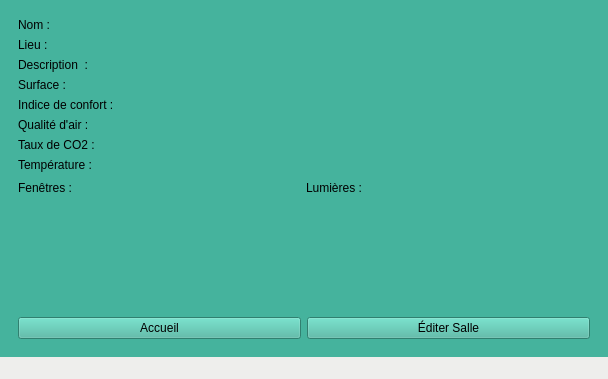
First picture: the form in eco-classroom/ihmecoclassroom.ui, repository bts-lasalle-avignon-projets/eco-classroom-2022, before the edit.
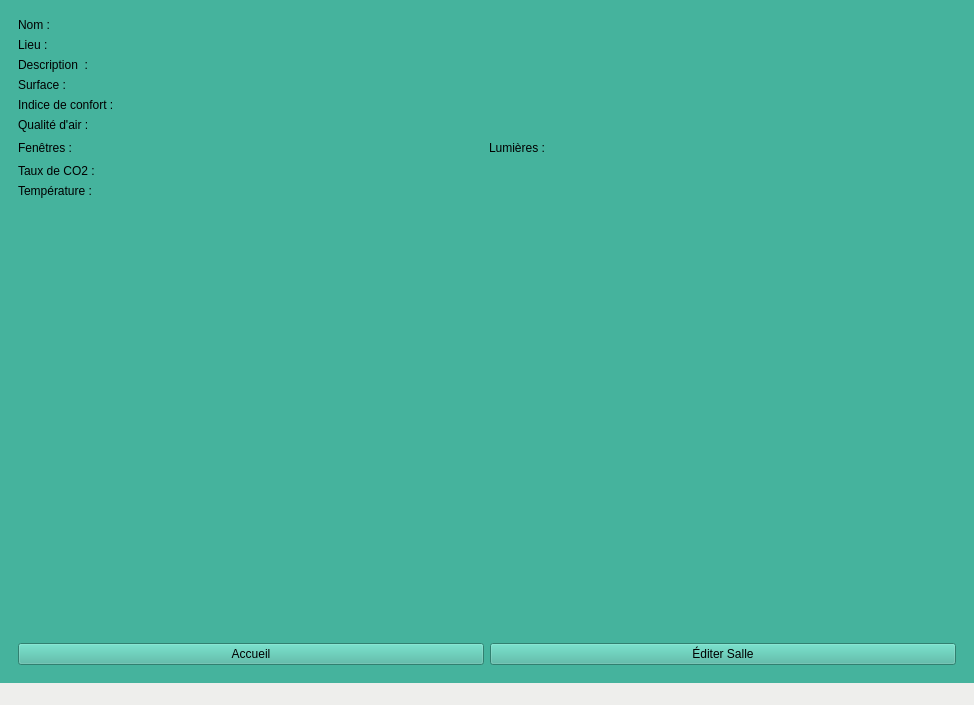
Second picture: the form after the edit.

Commit message: ECO22-42 Formate l'horodatage

```diff
--- a/eco-classroom/ihmecoclassroom.ui
+++ b/eco-classroom/ihmecoclassroom.ui
@@ -6,8 +6,8 @@
    <rect>
     <x>0</x>
     <y>0</y>
-    <width>608</width>
-    <height>379</height>
+    <width>974</width>
+    <height>705</height>
    </rect>
   </property>
   <property name="windowTitle">
@@ -304,42 +304,6 @@
             </item>
            </layout>
           </item>
-          <item>
-           <layout class="QHBoxLayout" name="horizontalLayoutTaux">
-            <item>
-             <widget class="QLabel" name="labelCo2">
-              <property name="text">
-               <string>Taux de CO2 : </string>
-              </property>
-             </widget>
-            </item>
-            <item>
-             <widget class="QLabel" name="labelCo2Salle">
-              <property name="text">
-               <string/>
-              </property>
-             </widget>
-            </item>
-           </layout>
-          </item>
-          <item>
-           <layout class="QHBoxLayout" name="horizontalLayoutTemperateur">
-            <item>
-             <widget class="QLabel" name="labelTemperature">
-              <property name="text">
-               <string>Température : </string>
-              </property>
-             </widget>
-            </item>
-            <item>
-             <widget class="QLabel" name="labelTemperatureSalle">
-              <property name="text">
-               <string/>
-              </property>
-             </widget>
-            </item>
-           </layout>
-          </item>
           <item>
            <layout class="QHBoxLayout" name="horizontalLayoutEtat">
             <item>
@@ -398,6 +362,42 @@
             </item>
            </layout>
           </item>
+          <item>
+           <layout class="QHBoxLayout" name="horizontalLayoutTaux">
+            <item>
+             <widget class="QLabel" name="labelCo2">
+              <property name="text">
+               <string>Taux de CO2 : </string>
+              </property>
+             </widget>
+            </item>
+            <item>
+             <widget class="QLabel" name="labelCo2Salle">
+              <property name="text">
+               <string/>
+              </property>
+             </widget>
+            </item>
+           </layout>
+          </item>
+          <item>
+           <layout class="QHBoxLayout" name="horizontalLayoutTemperateur">
+            <item>
+             <widget class="QLabel" name="labelTemperature">
+              <property name="text">
+               <string>Température : </string>
+              </property>
+             </widget>
+            </item>
+            <item>
+             <widget class="QLabel" name="labelTemperatureSalle">
+              <property name="text">
+               <string/>
+              </property>
+             </widget>
+            </item>
+           </layout>
+          </item>
           <item>
            <spacer name="verticalSpacer">
             <property name="orientation">
```
Left out of the diff: 4 changed lines with no effect on the pictures. The commit also changes 1 other file.
